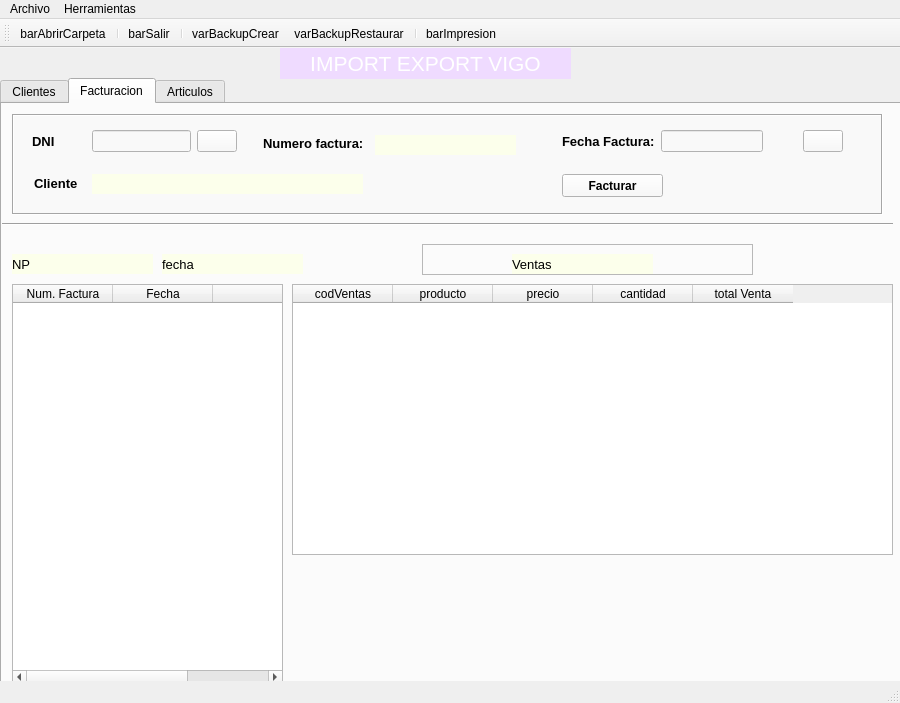
First picture: the form in window.ui, repository PortelaAtenea/BasicInterface, before the edit.
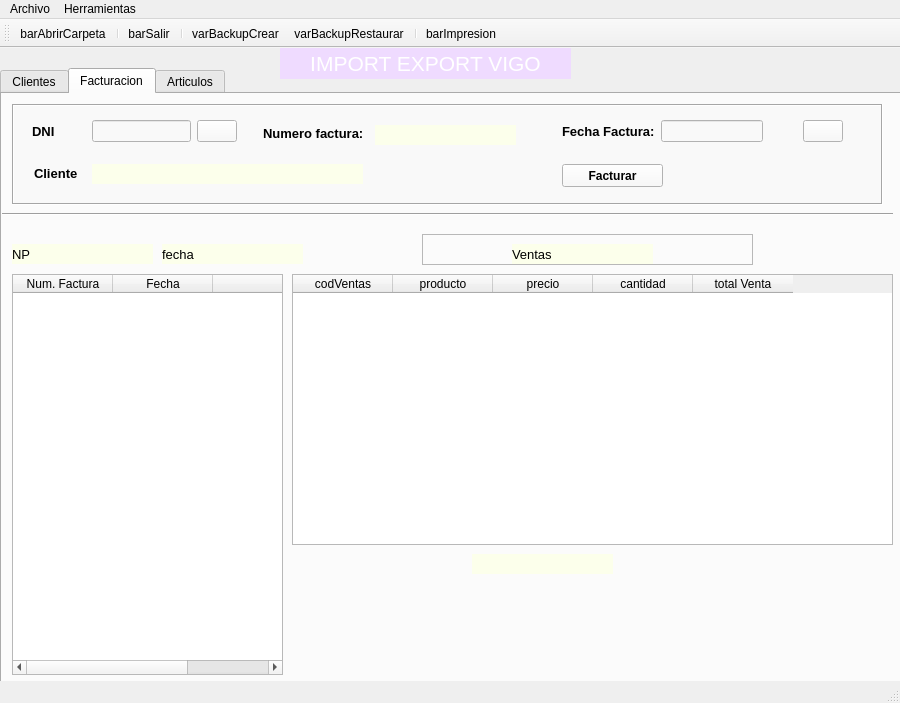
Second picture: the form after the edit. Icons and pictures are not drawn.

Commit message: 13-01-2022-Tabla Ventas- cmbProductas y cargar linea venta

Patch:
```diff
--- a/window.ui
+++ b/window.ui
@@ -55,7 +55,7 @@
     <property name="geometry">
      <rect>
       <x>0</x>
-      <y>30</y>
+      <y>20</y>
       <width>901</width>
       <height>621</height>
      </rect>
@@ -1179,6 +1179,33 @@
        <string>fecha</string>
       </property>
      </widget>
+     <widget class="QLabel" name="lblVenta">
+      <property name="enabled">
+       <bool>true</bool>
+      </property>
+      <property name="geometry">
+       <rect>
+        <x>470</x>
+        <y>460</y>
+        <width>141</width>
+        <height>20</height>
+       </rect>
+      </property>
+      <property name="font">
+       <font>
+        <pointsize>10</pointsize>
+        <weight>50</weight>
+        <bold>false</bold>
+       </font>
+      </property>
+      <property name="styleSheet">
+       <string notr="true">background-color: rgb(240, 240, 240);
+background-color: rgb(252, 255, 235);</string>
+      </property>
+      <property name="text">
+       <string/>
+      </property>
+     </widget>
     </widget>
     <widget class="QWidget" name="tabArticulos">
      <attribute name="title">
```
The commit also changes 8 other files.
